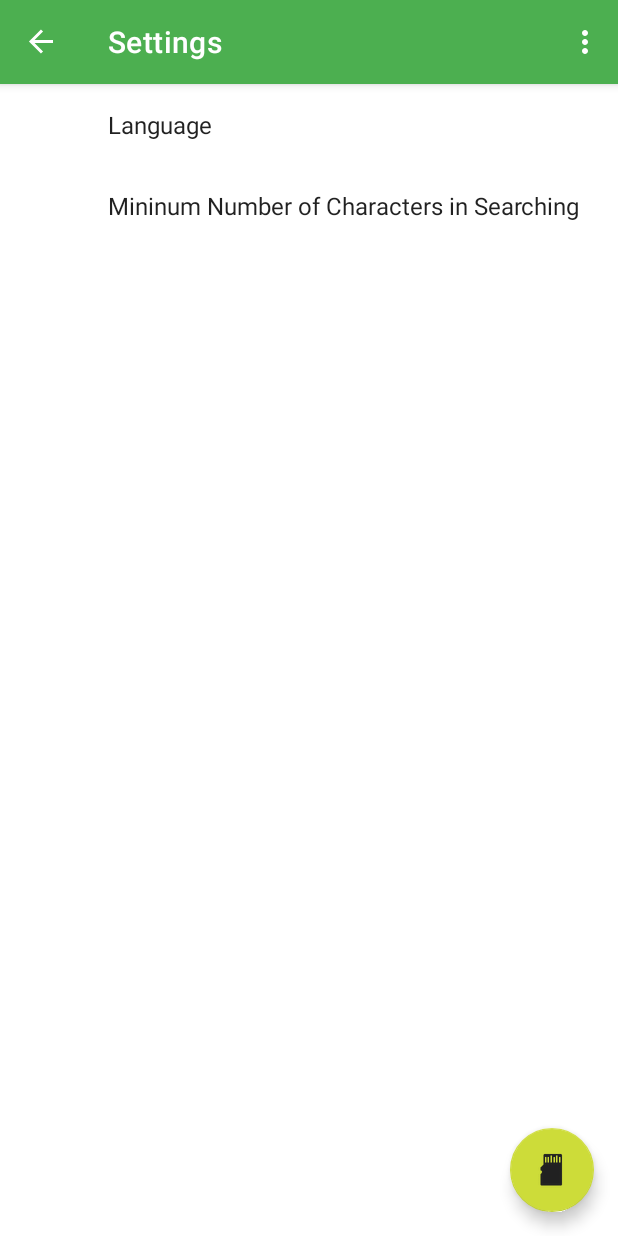
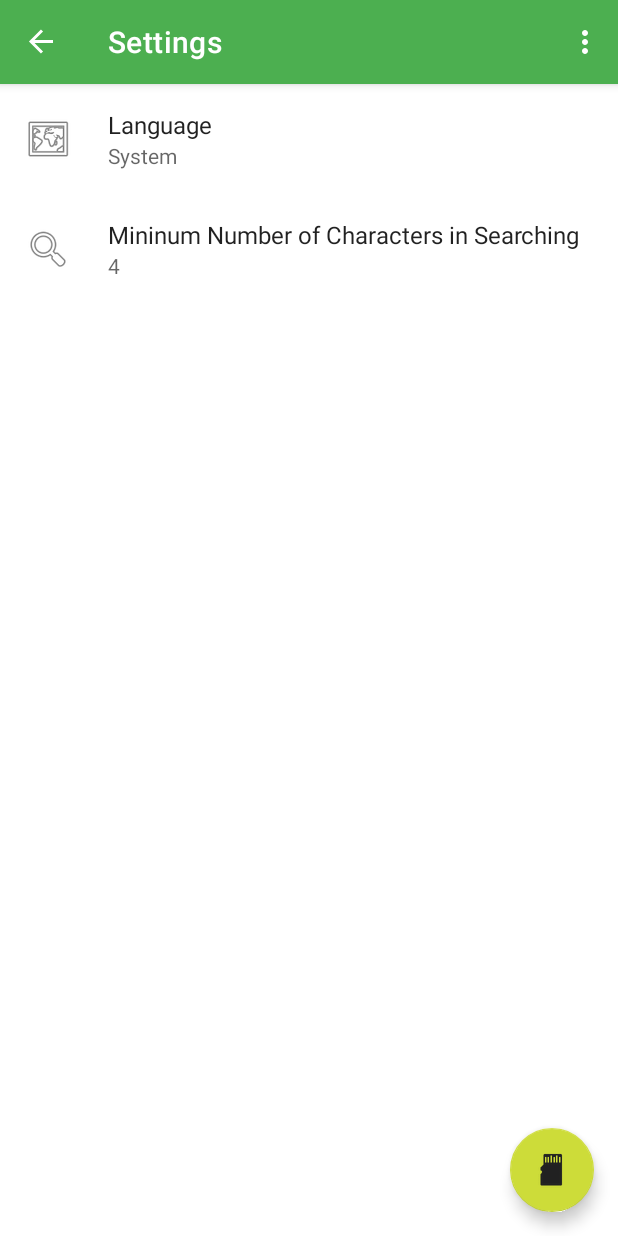
Before and after one commit to fdgc7/MGV, an Android app: the screen it shows after launch (MainActivity), in the options menu, after a tap on "Settings", on a phone screen of 412 x 824 dp. Run offline under Robolectric (Android 15) with nearby library versions, the light colour scheme and no system bars; our stand-ins replace androidx.preference, navigation-ui.

Commit message:
Implemented Searching Min Chars

```diff
--- a/app/src/main/java/com/fdanielgarcia/mygermanvocabulary/presentation/SettingsFragment.kt
+++ b/app/src/main/java/com/fdanielgarcia/mygermanvocabulary/presentation/SettingsFragment.kt
@@ -1,13 +1,42 @@
 package com.fdanielgarcia.mygermanvocabulary.presentation
 
 import android.os.Bundle
-import androidx.preference.PreferenceFragmentCompat
+import android.widget.Toast
+import androidx.preference.*
 import com.fdanielgarcia.mygermanvocabulary.R
 
 class SettingsFragment : PreferenceFragmentCompat() {
+    companion object {
+        const val INF_NUM_CHAR_LIMIT = 0
+        const val SUP_NUM_CHAR_LIMIT = 10
+    }
+
     override fun onCreatePreferences(savedInstanceState: Bundle?, rootKey: String?) {
         setPreferencesFromResource(R.xml.settings, rootKey)
 
+        val searchingMinChars =
+            findPreference<EditTextPreference>("edit_text_preference_searching_min_chars")
 
+        searchingMinChars?.setOnPreferenceChangeListener { preference, newValue ->
+            var value = -1
+            try {
+                value = Integer.parseInt(newValue as String)
+            } catch (e: NumberFormatException) {
+                Toast.makeText(
+                    activity,
+                    activity?.resources?.getString(R.string.incorrect_value),
+                    Toast.LENGTH_LONG
+                ).show()
+                false
+            }
+            if (value < INF_NUM_CHAR_LIMIT || value > SUP_NUM_CHAR_LIMIT) {
+                Toast.makeText(
+                    activity,
+                    activity?.resources?.getString(R.string.incorrect_value),
+                    Toast.LENGTH_LONG
+                ).show()
+                false
+            } else { true }
+        }
     }
 }
--- a/app/src/main/res/values/strings.xml
+++ b/app/src/main/res/values/strings.xml
@@ -63,4 +63,5 @@
     <string name="settings_language_english">English</string>
     <string name="settings_language_spanish">Spanish</string>
     <string name="setting_searching_min_chars">Mininum Number of Characters in Searching</string>
+    <string name="incorrect_value">Incorrect Value</string>
 </resources>
--- a/app/src/main/res/xml/settings.xml
+++ b/app/src/main/res/xml/settings.xml
@@ -1,14 +1,23 @@
 <?xml version="1.0" encoding="utf-8"?>
-<PreferenceScreen xmlns:android="http://schemas.android.com/apk/res/android">
+<PreferenceScreen xmlns:app="http://schemas.android.com/apk/res-auto"
+    xmlns:android="http://schemas.android.com/apk/res/android">
     <ListPreference
         android:key="list_preference_language"
         android:title="@string/settings_language"
+        android:icon="@android:drawable/ic_menu_mapmode"
         android:entries="@array/languages"
-        android:entryValues="@array/locales"
-        android:defaultValue=""/>
+        android:entryValues="@array/languages"
+        android:defaultValue="@string/settings_language_system"
+        app:allowDividerBelow="true"
+        app:useSimpleSummaryProvider="true" />
     <EditTextPreference
         android:key="edit_text_preference_searching_min_chars"
         android:title="@string/setting_searching_min_chars"
+        android:icon="@android:drawable/ic_menu_search"
         android:inputType="number"
-        android:defaultValue="4"/>
+        android:defaultValue="4"
+        android:selectAllOnFocus="true"
+        app:allowDividerAbove="true"
+        app:allowDividerBelow="true"
+        app:useSimpleSummaryProvider="true" />
 </PreferenceScreen>
```
Also changed, not shown: 1 other file.
